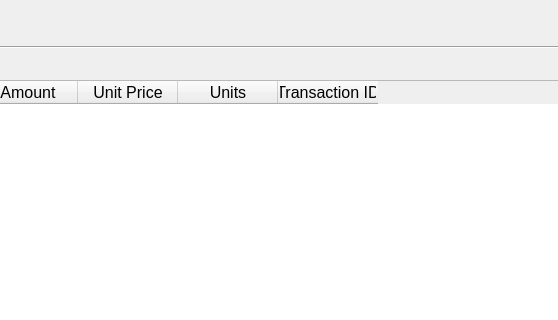
Qt form src/ui/transaction_history.ui (IsaacCheng9/trading-portfolio-tracker) before a commit; both pictures show x 633 to 1191 and y 0 to 320 of the 1350 by 800 pixel window.
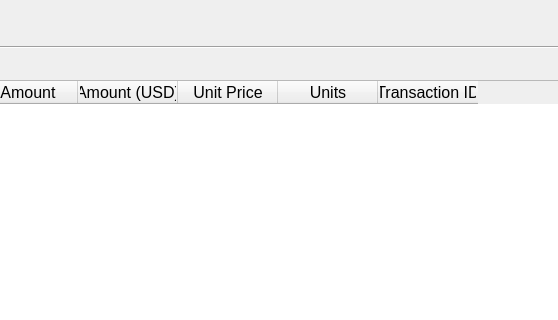
The same form after that commit.

Diff of the .ui file:
```diff
--- a/src/ui/transaction_history.ui
+++ b/src/ui/transaction_history.ui
@@ -144,6 +144,11 @@
         <string>Amount</string>
        </property>
       </column>
+      <column>
+       <property name="text">
+        <string>Amount (USD)</string>
+       </property>
+      </column>
       <column>
        <property name="text">
         <string>Unit Price</string>
```
